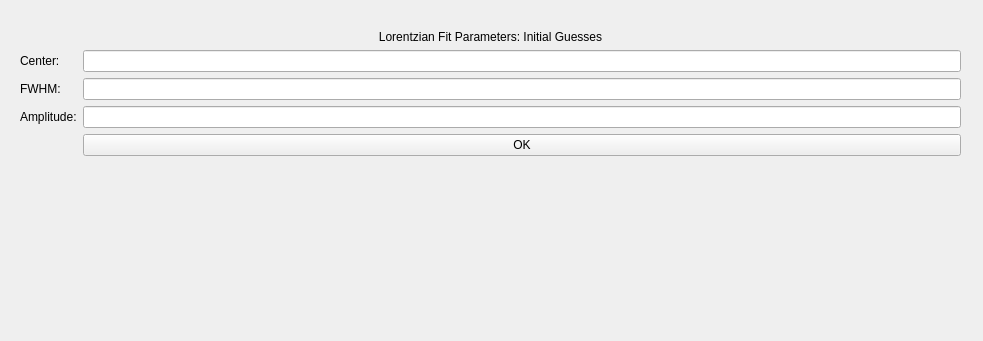
This is pylabnet/gui/pyqt/gui_templates/lor_fit_params.ui in lukingroup/pylabnet as Qt 5 draws it before an edit. The edited form follows.
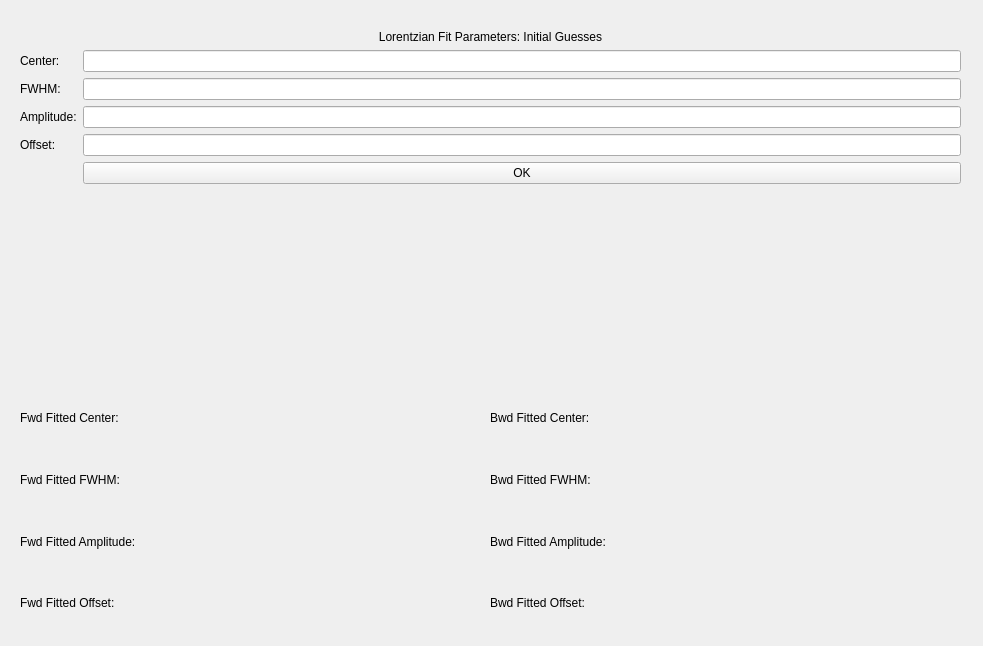
This is the edited form.

Commit message: implemented lorentzian fit

What changed in the file:
```diff
--- a/pylabnet/gui/pyqt/gui_templates/lor_fit_params.ui
+++ b/pylabnet/gui/pyqt/gui_templates/lor_fit_params.ui
@@ -7,7 +7,7 @@
     <x>0</x>
     <y>0</y>
     <width>983</width>
-    <height>341</height>
+    <height>646</height>
    </rect>
   </property>
   <property name="windowTitle">
@@ -19,7 +19,7 @@
      <x>20</x>
      <y>30</y>
      <width>941</width>
-     <height>284</height>
+     <height>361</height>
     </rect>
    </property>
    <layout class="QFormLayout" name="main">
@@ -63,10 +63,156 @@
       </property>
      </widget>
     </item>
-    <item row="5" column="1">
+    <item row="6" column="1">
      <widget class="QPushButton" name="confirm">
       <property name="text">
        <string>OK</string>
+      </property>
+     </widget>
+    </item>
+    <item row="5" column="1">
+     <widget class="QLineEdit" name="offset"/>
+    </item>
+    <item row="5" column="0">
+     <widget class="QLabel" name="offset_lab">
+      <property name="text">
+       <string>Offset:</string>
+      </property>
+     </widget>
+    </item>
+   </layout>
+  </widget>
+  <widget class="QWidget" name="gridLayoutWidget">
+   <property name="geometry">
+    <rect>
+     <x>20</x>
+     <y>390</y>
+     <width>471</width>
+     <height>241</height>
+    </rect>
+   </property>
+   <layout class="QGridLayout" name="gridLayout">
+    <item row="3" column="1">
+     <widget class="QLabel" name="fit_off">
+      <property name="text">
+       <string/>
+      </property>
+     </widget>
+    </item>
+    <item row="2" column="1">
+     <widget class="QLabel" name="fit_amp">
+      <property name="text">
+       <string/>
+      </property>
+     </widget>
+    </item>
+    <item row="1" column="1">
+     <widget class="QLabel" name="fit_fwhm">
+      <property name="text">
+       <string/>
+      </property>
+     </widget>
+    </item>
+    <item row="3" column="0">
+     <widget class="QLabel" name="foff_lab">
+      <property name="text">
+       <string>Fwd Fitted Offset:</string>
+      </property>
+     </widget>
+    </item>
+    <item row="2" column="0">
+     <widget class="QLabel" name="famp_lab">
+      <property name="text">
+       <string>Fwd Fitted Amplitude:</string>
+      </property>
+     </widget>
+    </item>
+    <item row="0" column="1">
+     <widget class="QLabel" name="fit_cen">
+      <property name="text">
+       <string/>
+      </property>
+     </widget>
+    </item>
+    <item row="0" column="0">
+     <widget class="QLabel" name="fcen_lab">
+      <property name="text">
+       <string>Fwd Fitted Center:</string>
+      </property>
+     </widget>
+    </item>
+    <item row="1" column="0">
+     <widget class="QLabel" name="ffwhm_lab">
+      <property name="text">
+       <string>Fwd Fitted FWHM:</string>
+      </property>
+     </widget>
+    </item>
+   </layout>
+  </widget>
+  <widget class="QWidget" name="gridLayoutWidget_2">
+   <property name="geometry">
+    <rect>
+     <x>490</x>
+     <y>390</y>
+     <width>471</width>
+     <height>241</height>
+    </rect>
+   </property>
+   <layout class="QGridLayout" name="gridLayout_2">
+    <item row="0" column="0">
+     <widget class="QLabel" name="fcen_lab_2">
+      <property name="text">
+       <string>Bwd Fitted Center:</string>
+      </property>
+     </widget>
+    </item>
+    <item row="3" column="1">
+     <widget class="QLabel" name="fit_off_2">
+      <property name="text">
+       <string/>
+      </property>
+     </widget>
+    </item>
+    <item row="2" column="0">
+     <widget class="QLabel" name="famp_lab_2">
+      <property name="text">
+       <string>Bwd Fitted Amplitude:</string>
+      </property>
+     </widget>
+    </item>
+    <item row="2" column="1">
+     <widget class="QLabel" name="fit_amp_2">
+      <property name="text">
+       <string/>
+      </property>
+     </widget>
+    </item>
+    <item row="0" column="1">
+     <widget class="QLabel" name="fit_cen_2">
+      <property name="text">
+       <string/>
+      </property>
+     </widget>
+    </item>
+    <item row="1" column="1">
+     <widget class="QLabel" name="fit_fwhm_2">
+      <property name="text">
+       <string/>
+      </property>
+     </widget>
+    </item>
+    <item row="3" column="0">
+     <widget class="QLabel" name="foff_lab_2">
+      <property name="text">
+       <string>Bwd Fitted Offset:</string>
+      </property>
+     </widget>
+    </item>
+    <item row="1" column="0">
+     <widget class="QLabel" name="ffwhm_lab_2">
+      <property name="text">
+       <string>Bwd Fitted FWHM:</string>
       </property>
      </widget>
     </item>
```
The commit also changes 2 other files.
